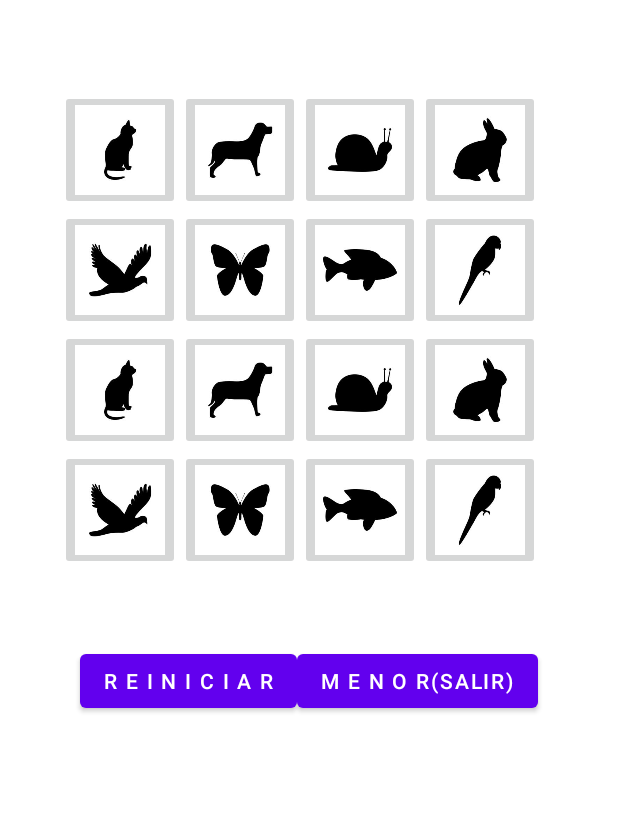
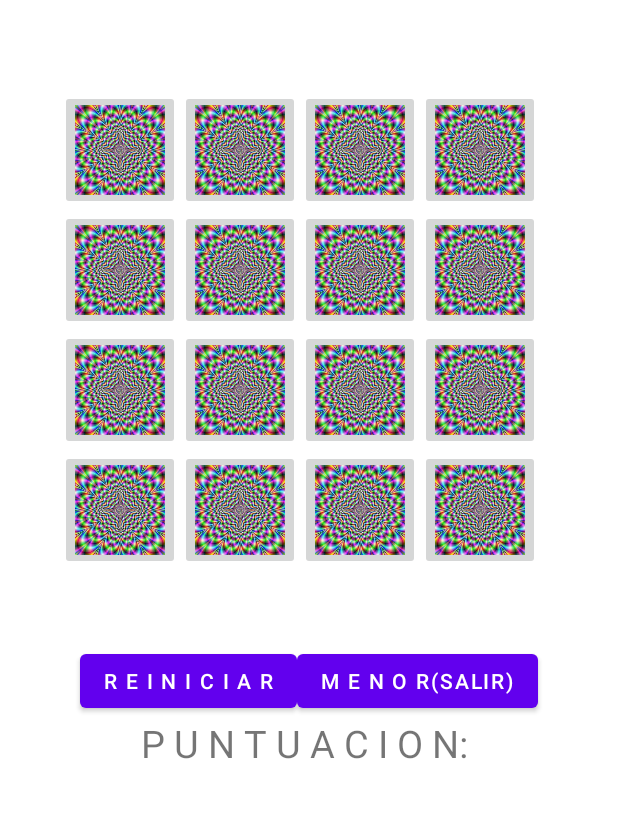
Before and after one commit to quechol/meoramaMoviles, an Android app: the fragment fragment2 placed in its activity, on a phone screen of 412 x 824 dp, the part 264-1082 px from its top. Run offline under Robolectric (Android 15) with nearby library versions, the light colour scheme and no system bars.

Commit message:
avances vistas

```diff
--- a/app/src/main/java/com/example/memoram/fragments/fragment2.kt
+++ b/app/src/main/java/com/example/memoram/fragments/fragment2.kt
@@ -131,7 +131,8 @@ class fragment2 : Fragment() {
 
         for (i in 0..15){
             buttons[i]!!.setScaleType(ImageView.ScaleType.CENTER_CROP)
-            buttons[i]?.setImageResource(imagenes[listDesordenada[i]])
+            //buttons[i]?.setImageResource(imagenes[listDesordenada[i]])
+            buttons[i]?.setImageResource(R.drawable.fondo)
         }
 
         reiniciar.setOnClickListener{
--- a/app/src/main/java/com/example/memoram/fragments/fragment3.kt
+++ b/app/src/main/java/com/example/memoram/fragments/fragment3.kt
@@ -130,13 +130,14 @@ class fragment3 : Fragment() {
         var salir = vista.findViewById<Button>(R.id.btnSalir)
 
         txtPuntuacion = vista.findViewById(R.id.txtPuntuacion)
-        //txtPuntuacion.setText("Puntuacion: $puntuacion")
+        //txtPuntuacion.setText(puntuacion)
 
         listDesordenada = ordenar(imagenes.size)
 
         for (i in 0..15){
             buttons[i]!!.setScaleType(ImageView.ScaleType.CENTER_CROP)
             buttons[i]?.setImageResource(imagenes[listDesordenada[i]])
+            //buttons[i]?.setImageResource(R.drawable.fondo)
         }
 
         reiniciar.setOnClickListener{
@@ -175,6 +176,7 @@ class fragment3 : Fragment() {
             resultado.add(num % tam)
         }
         //Collections.shuffle(resultado)
+        resultado.shuffle()
         return resultado
     }
 }
--- a/app/src/main/res/layout/fragment_fragment2.xml
+++ b/app/src/main/res/layout/fragment_fragment2.xml
@@ -161,6 +161,14 @@
             android:orientation="horizontal"
             android:gravity="center_horizontal">
             <TextView
+                android:id="@+id/txt"
+                android:layout_width="wrap_content"
+                android:layout_height="match_parent"
+                android:textSize="25dp"
+                android:layout_gravity="center"
+                android:text="P U N T U A C I O N: ">
+            </TextView>
+            <TextView
                 android:id="@+id/txtPuntuacion"
                 android:layout_width="wrap_content"
                 android:layout_height="match_parent"
```
Also changed, not shown: app/src/main/res/layout/fragment_fragment3.xml (+8 -0 lines).
